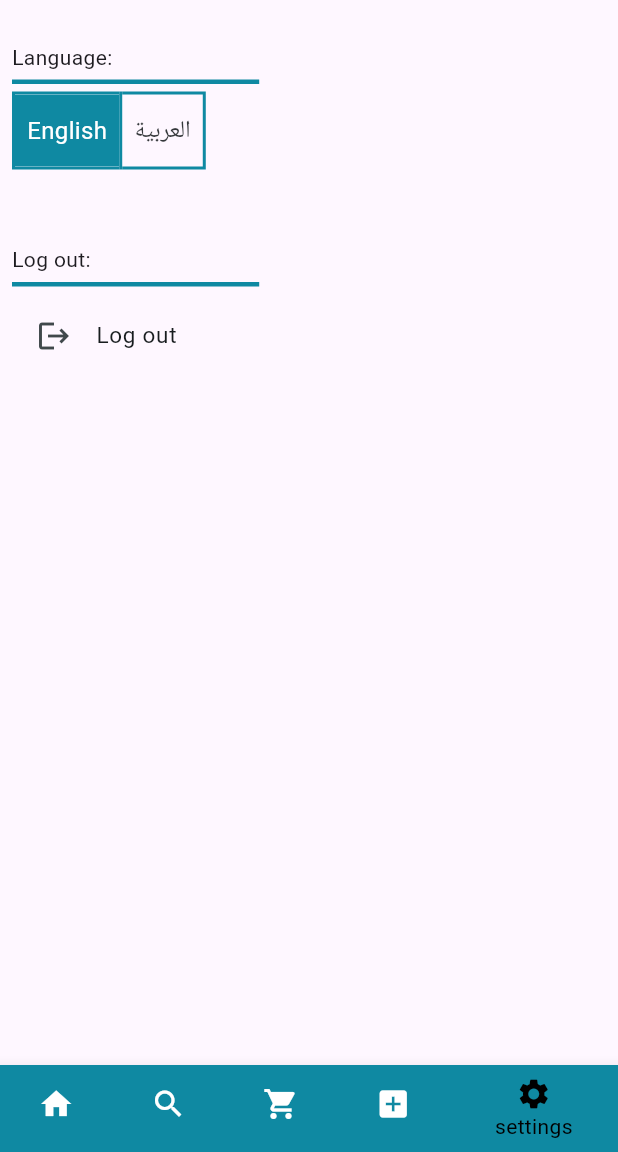
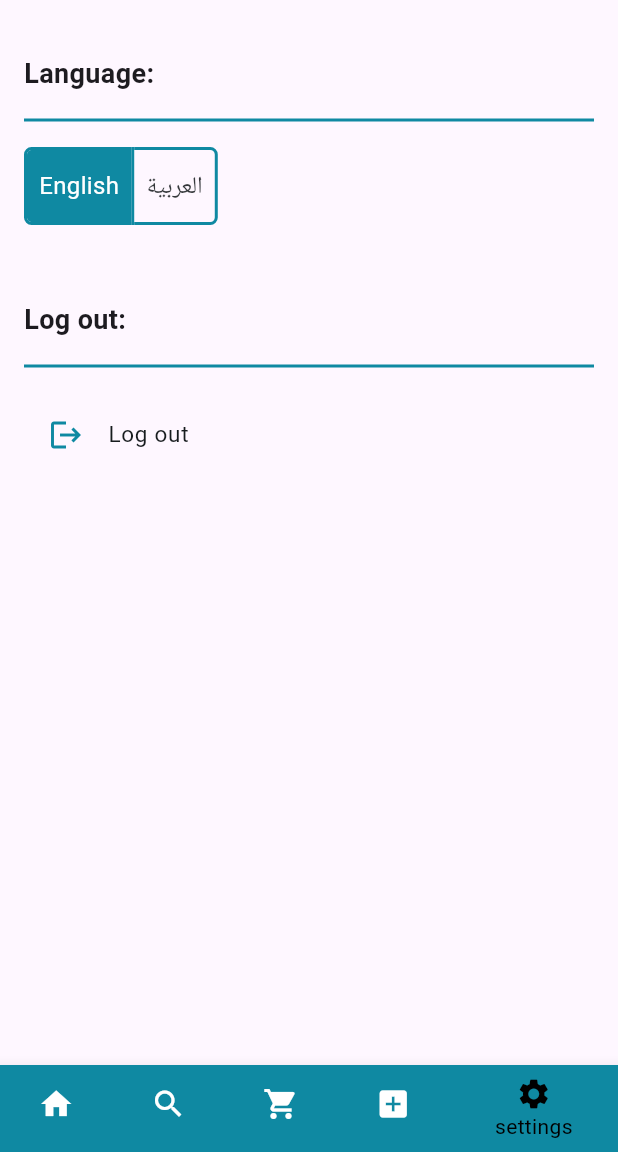
Before and after one commit to MajdAlmaleh/pharmazon_web, a Flutter app: the HomeView screen opened by its route, item 5 of the bottom bar chosen, on a phone screen of 412 x 824 dp, the part 84-1236 px from its top. Run offline on Flutter 3.47's test engine with Material 3 defaults, Android fonts, the phone set to English and light mode, and no system bars; our stand-ins replace bloc, dartz, dio, equatable, flutter_bloc, flutter_secure_storage and 4 more; accounts and stored records are empty; network calls fail.

Commit message:
final touch

```diff
--- a/lib/core/widgets/medicine_bubble.dart
+++ b/lib/core/widgets/medicine_bubble.dart
@@ -29,7 +29,7 @@ class MedicineBubble extends StatelessWidget {
             ),
             trailing: isOrder
                 ? Text(medicineModel.pivot!.quantity.toString())
-                : Text(medicineModel.price.toString()),
+                : Text(medicineModel.quantityAvailable.toString()),
             title: Text(
               medicineModel.scientificName!,
               style: const TextStyle(color: Colors.black, fontSize: 20),
--- a/lib/features/order/data/models/order/pharmaceutical.details.dart
+++ b/lib/features/order/data/models/order/pharmaceutical.details.dart
@@ -10,7 +10,7 @@ class Pharmaceutical extends Equatable {
   final String? manufactureCompany;
   final int? quantityAvailable;
   final String? expireDate;
-  final double? price;
+  final num? price;
   final DateTime? createdAt;
   final DateTime? updatedAt;
   final Pivot? pivot;
@@ -38,7 +38,7 @@ class Pharmaceutical extends Equatable {
       manufactureCompany: json['manufacture_company'] as String?,
       quantityAvailable: json['quantity_available'] as int?,
       expireDate: json['expire_date'] as String?,
-      price: json['price'] as double?,
+      price: json['price'] as num?,
       createdAt: json['created_at'] == null
           ? null
           : DateTime.parse(json['created_at'] as String),
--- a/lib/features/settings/presentation/views/widgets/settings_view_body.dart
+++ b/lib/features/settings/presentation/views/widgets/settings_view_body.dart
@@ -27,7 +27,7 @@ class SettingsViewBodyState extends State<SettingsViewBody> {
     ];
     return Expanded(
       child: Padding(
-        padding: const EdgeInsets.all(8.0),
+        padding: const EdgeInsets.all(16.0),
         child: Column(
           mainAxisAlignment: MainAxisAlignment.start,
           crossAxisAlignment: CrossAxisAlignment.start,
@@ -35,19 +35,19 @@ class SettingsViewBodyState extends State<SettingsViewBody> {
             const SizedBox(
               height: 20,
             ),
-            Text(S.of(context).Language),
-            const SizedBox(
-              height: 5,
-            ),
-            SizedBox(
-              height: 3,
-              width: MediaQuery.of(context).size.width * .4,
-              child: Container(
-                color: kAppColor,
-              ),
+            Text(
+              S.of(context).Language,
+              style: const TextStyle(fontSize: 18, fontWeight: FontWeight.bold),
             ),
             const SizedBox(
-              height: 5,
+              height: 10,
+            ),
+            const Divider(
+              color: kAppColor,
+              thickness: 2,
+            ),
+            const SizedBox(
+              height: 10,
             ),
             ToggleButtons(
               borderColor: kAppColor,
@@ -55,7 +55,7 @@ class SettingsViewBodyState extends State<SettingsViewBody> {
               borderWidth: 2,
               selectedBorderColor: kAppColor,
               selectedColor: Colors.white,
-              borderRadius: BorderRadius.circular(0),
+              borderRadius: BorderRadius.circular(4),
               onPressed: (int index) {
                 setState(() {
                   for (int i = 0; i < isSelected.length; i++) {
@@ -85,19 +85,19 @@ class SettingsViewBodyState extends State<SettingsViewBody> {
             const SizedBox(
               height: 50,
             ),
-            Text('${S.of(context).LogOut}:'),
-            const SizedBox(
-              height: 5,
-            ),
-            SizedBox(
-              height: 3,
-              width: MediaQuery.of(context).size.width * .4,
-              child: Container(
-                color: kAppColor,
-              ),
+            Text(
+              '${S.of(context).LogOut}:',
+              style: const TextStyle(fontSize: 18, fontWeight: FontWeight.bold),
             ),
             const SizedBox(
-              height: 5,
+              height: 10,
+            ),
+            const Divider(
+              color: kAppColor,
+              thickness: 2,
+            ),
+            const SizedBox(
+              height: 10,
             ),
             ListTile(
               onTap: () {
@@ -106,6 +106,7 @@ class SettingsViewBodyState extends State<SettingsViewBody> {
               },
               leading: const Icon(
                 Icons.logout,
+                color: kAppColor,
               ),
               title: Text(
                 S.of(context).LogOut,
--- a/lib/l10n/intl_ar.arb
+++ b/lib/l10n/intl_ar.arb
@@ -19,7 +19,7 @@
   "quantityUpdatedSuccessfully": "تم تحديث الكمية بنجاح",
   "editTheQuantity": "تعديل الكمية",
   "phoneNumberShouldBe10DigitsAndStartWith09": "يجب أن يكون رقم الهاتف 10 أرقام ويبدأ بـ 09",
-  "usernameShouldBeAtLest10Characters": "يجب أن يكون الاسم المستخدم 10 أحرف على الأقل",
+  "usernameShouldBeAtLest10Characters": "يجب أن يكون الاسم المستخدم 4 أحرف على الأقل",
   "passwordShouldBeAtLest8Characters": "يجب أن تكون كلمة المرور 8 أحرف على الأقل",
   "signIn": "تسجيل الدخول",
   "signUp": "تسجيل",
--- a/lib/l10n/intl_en.arb
+++ b/lib/l10n/intl_en.arb
@@ -19,7 +19,7 @@
   "quantityUpdatedSuccessfully": "Quantity updated successfully",
   "editTheQuantity": "Edit the quantity",
   "phoneNumberShouldBe10DigitsAndStartWith09": "Phone number should be 10 digits and start with 09",
-  "usernameShouldBeAtLest10Characters": "Username should be at lest 10 characters",
+  "usernameShouldBeAtLest10Characters": "Username should be at lest 4 characters",
   "passwordShouldBeAtLest8Characters": "Password should be at lest 8 characters",
   "signIn": "Sign In",
   "signUp": "Sign Up",
```
Also changed, not shown: lib/core/widgets/medicine_details.dart (+94 -10 lines), lib/generated/intl/messages_ar.dart, lib/generated/intl/messages_en.dart, lib/generated/l10n.dart.
